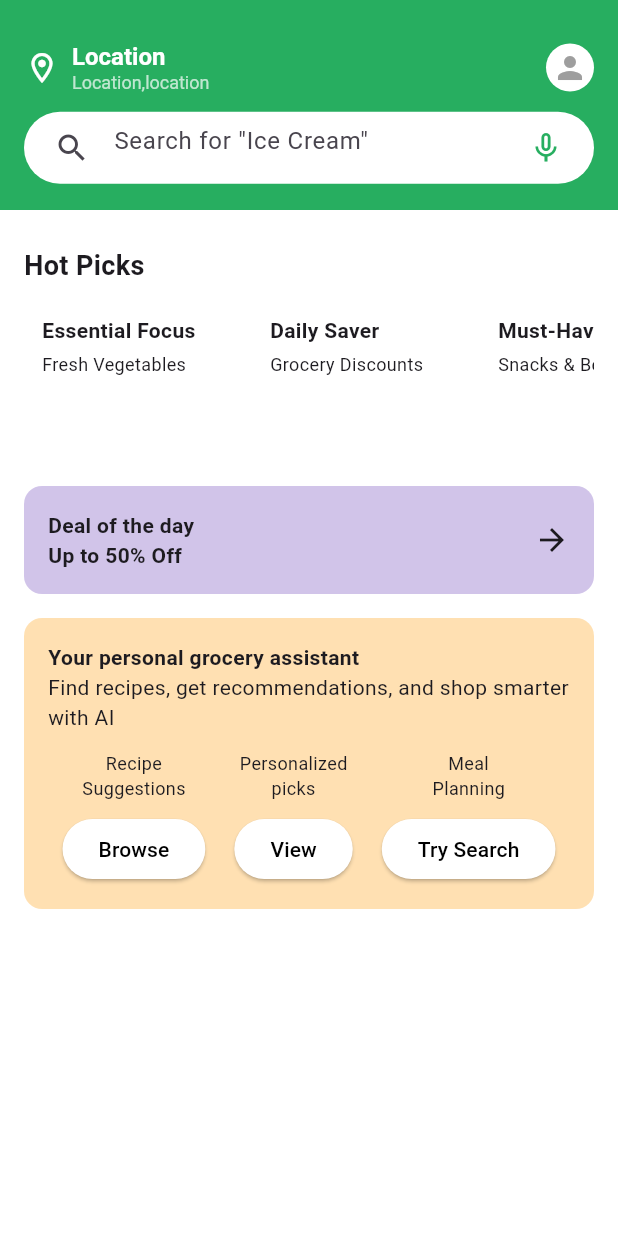
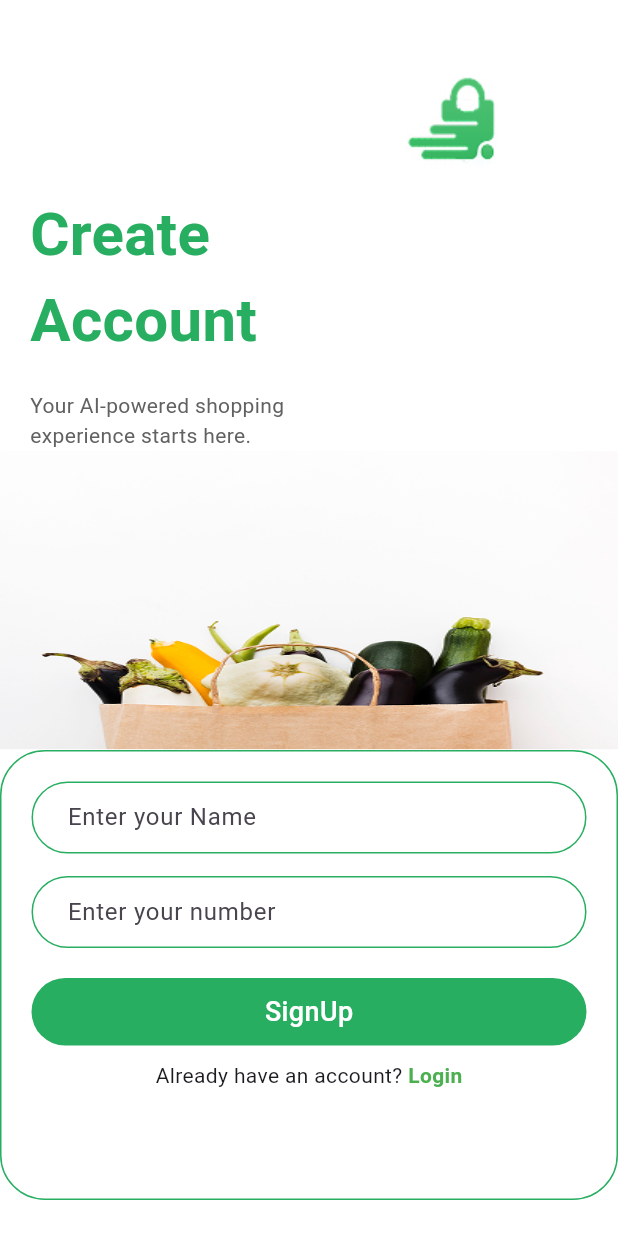
Before and after one commit to pokaktechnologies/supermarket-customer-fe, a Flutter app: the screen it shows after launch, on a phone screen of 412 x 824 dp. Run offline on Flutter 3.47's test engine with Material 3 defaults, Android fonts, the phone set to English and light mode, and no system bars.

Commit message:
signup page completed

```diff
--- a/lib/app.dart
+++ b/lib/app.dart
@@ -1,4 +1,5 @@
 import 'package:flutter/material.dart';
+import 'package:supermarket_fe/views/auth/signup.dart';
 import 'package:supermarket_fe/views/home/homePage.dart';
 
 class MyApp extends StatelessWidget {
@@ -13,7 +14,7 @@ class MyApp extends StatelessWidget {
         colorScheme: ColorScheme.fromSeed(seedColor: Colors.deepPurple),
         useMaterial3: true,
       ),
-      home: const HomePage(),
+      home: const Signup(),
     );
   }
 }
--- a/lib/core/theme/app_assets.dart
+++ b/lib/core/theme/app_assets.dart
@@ -0,0 +1,9 @@
+class AppAssets {
+  static const String homeIcon = 'assets/home_icons/home_icon.png';
+  static const String categoryIcon = 'assets/home_icons/category_icon.png';
+  static const String aiIcon = 'assets/home_icons/ai_icon.png';
+  static const String reOrderIcon = 'assets/home_icons/re_order_icon.png';
+  static const String offerIcon = 'assets/home_icons/offers_icon.png';
+  static const String authImg1 = 'assets/images/auth_img1.png';
+  static const String logo = 'assets/images/logo.png';
+}
--- a/lib/core/theme/app_colors.dart
+++ b/lib/core/theme/app_colors.dart
@@ -2,4 +2,6 @@ import 'package:flutter/material.dart';
 
 class AppColors {
   static const white = Colors.white;
+  static const grey = Colors.grey;
+  static const primaryColor = Color(0xFF27AE60);
 }
--- /dev/null
+++ b/lib/views/auth/signup.dart
@@ -0,0 +1,159 @@
+import 'package:flutter/material.dart';
+import 'package:supermarket_fe/core/theme/app_assets.dart';
+import 'package:supermarket_fe/core/theme/app_colors.dart';
+import 'package:supermarket_fe/widgets/custom_button.dart';
+
+class Signup extends StatefulWidget {
+  const Signup({super.key});
+
+  @override
+  State<Signup> createState() => _SignupState();
+}
+
+class _SignupState extends State<Signup> {
+  @override
+  Widget build(BuildContext context) {
+    return Scaffold(
+      backgroundColor: AppColors.white,
+      body: SingleChildScrollView(
+        child: Column(
+          crossAxisAlignment: CrossAxisAlignment.start,
+          children: [
+            // Logo and Header
+            Padding(
+              padding: const EdgeInsets.only(top: 50, left: 270),
+              child: Image.asset(AppAssets.logo),
+            ),
+            const Padding(
+              padding: EdgeInsets.only(left: 20, top: 15),
+              child: Text(
+                "Create\nAccount",
+                style: TextStyle(
+                  fontSize: 40,
+                  fontWeight: FontWeight.bold,
+                  color: AppColors.primaryColor,
+                ),
+              ),
+            ),
+            Padding(
+              padding: const EdgeInsets.only(left: 20, top: 18),
+              child: Text(
+                "Your AI-powered shopping\nexperience starts here.",
+                style: TextStyle(
+                  fontSize: 14,
+                  color: Colors.grey.shade700,
+                ),
+              ),
+            ),
+
+            //  SizedBox(height: 20),
+
+            // Image
+            Center(
+              child: Image.asset(
+                AppAssets.authImg1,
+                height: 200,
+                width: double.infinity,
+                fit: BoxFit.fill,
+              ),
+            ),
+
+            // const SizedBox(height: 20),
+
+            // Form Box
+            Container(
+              height: 300,
+              width: double.infinity,
+              padding: const EdgeInsets.all(20),
+              decoration: BoxDecoration(
+                  color: AppColors.white,
+                  borderRadius: BorderRadius.circular(30),
+                  border: Border.all(color: AppColors.primaryColor)),
+              child: Column(
+                children: [
+                  TextField(
+                    decoration: InputDecoration(
+                      hintText: "Enter your Name",
+                      border: OutlineInputBorder(
+                        borderRadius: BorderRadius.circular(30),
+                        borderSide: BorderSide.none,
+                      ),
+                      enabledBorder: OutlineInputBorder(
+                        borderRadius: BorderRadius.circular(30),
+                        borderSide: const BorderSide(
+                          color: AppColors.primaryColor,
+                        ),
+                      ),
+                      focusedBorder: OutlineInputBorder(
+                        borderRadius: BorderRadius.circular(30),
+                        borderSide: const BorderSide(
+                          color: AppColors.primaryColor,
+                          width: 1.5,
+                        ),
+                      ),
+                      filled: true,
+                      fillColor: AppColors.white,
+                      contentPadding:
+                          const EdgeInsets.symmetric(horizontal: 20),
+                    ),
+                    keyboardType: TextInputType.phone,
+                  ),
+                  const SizedBox(height: 15),
+                  TextField(
+                    decoration: InputDecoration(
+                      hintText: "Enter your number",
+                      border: OutlineInputBorder(
+                        borderRadius: BorderRadius.circular(30),
+                        borderSide: BorderSide.none,
+                      ),
+                      enabledBorder: OutlineInputBorder(
+                        borderRadius: BorderRadius.circular(30),
+                        borderSide: const BorderSide(
+                          color: AppColors.primaryColor,
+                        ),
+                      ),
+                      focusedBorder: OutlineInputBorder(
+                        borderRadius: BorderRadius.circular(30),
+                        borderSide: const BorderSide(
+                          color: AppColors.primaryColor,
+                          width: 1.5,
+                        ),
+                      ),
+                      filled: true,
+                      fillColor: AppColors.white,
+                      contentPadding:
+                          const EdgeInsets.symmetric(horizontal: 20),
+                    ),
+                    keyboardType: TextInputType.phone,
+                  ),
+                  const SizedBox(height: 20),
+                  const CustomButton(text: "SignUp",),
+                  const SizedBox(height: 10),
+                  Row(
+                    mainAxisAlignment: MainAxisAlignment.center,
+                    children: [
+                      const Text("Already have an account?"),
+                      GestureDetector(
+                        onTap: () {
+                          // Navigator.of(context).push(MaterialPageRoute(
+                          //     builder: (context) => OtpScreen()));
+                        },
+                        child: const Text(
+                          " Login",
+                          style: TextStyle(
+                            color: Colors.green,
+                            fontWeight: FontWeight.bold,
+                          ),
+                        ),
+                      ),
+                    ],
+                  )
+                ],
+              ),
+            ),
+          ],
+        ),
+      ),
+    );
+  }
+}
--- a/lib/views/home/homePage.dart
+++ b/lib/views/home/homePage.dart
@@ -1,4 +1,5 @@
 import 'package:flutter/material.dart';
+import 'package:supermarket_fe/widgets/bottom_bar.dart';
 
 class HomePage extends StatelessWidget {
   const HomePage({super.key});
@@ -160,6 +161,7 @@ class HomePage extends StatelessWidget {
           ],
         ),
       ),
+      bottomNavigationBar: const BottomBar(),
     );
   }
 }
--- /dev/null
+++ b/lib/widgets/custom_button.dart
@@ -0,0 +1,35 @@
+import 'package:flutter/material.dart';
+import 'package:supermarket_fe/core/theme/app_colors.dart';
+import 'package:supermarket_fe/core/utils/navigations.dart';
+
+class CustomButton extends StatelessWidget {
+  final String text;
+  const CustomButton({super.key, required this.text});
+
+  @override
+  Widget build(BuildContext context) {
+    return InkWell(
+      onTap: () {
+        // pushNavigation(context, );
+      },
+      child: Container(
+        height: 45,
+        width: double.infinity,
+        decoration: BoxDecoration(
+          color: AppColors.primaryColor,
+          borderRadius: BorderRadius.circular(25),
+        ),
+        child: Center(
+          child: Text(
+            text,
+            style: const TextStyle(
+              color: AppColors.white,
+              fontSize: 18,
+              fontWeight: FontWeight.w500,
+            ),
+          ),
+        ),
+      ),
+    );
+  }
+}
--- a/pubspec.yaml
+++ b/pubspec.yaml
@@ -60,7 +60,10 @@ flutter:
   uses-material-design: true
 
   # To add assets to your application, add an assets section, like this:
-  # assets:
+  assets:
+    - assets/
+    - assets/home_icons/
+    - assets/images/
   #   - images/a_dot_burr.jpeg
   #   - images/a_dot_ham.jpeg
 
```
Also changed, not shown: lib/widgets/bottom_bar.dart (added, +83 -0 lines), assets/home_icons/ai_icon.png (added), assets/home_icons/category_icon.png (added), assets/home_icons/home_icon.png (added), assets/home_icons/offers_icon.png (added), assets/home_icons/re_order_icon.png (added), assets/images/auth_img1.png (added), assets/images/logo.png (added), 1 other file.
